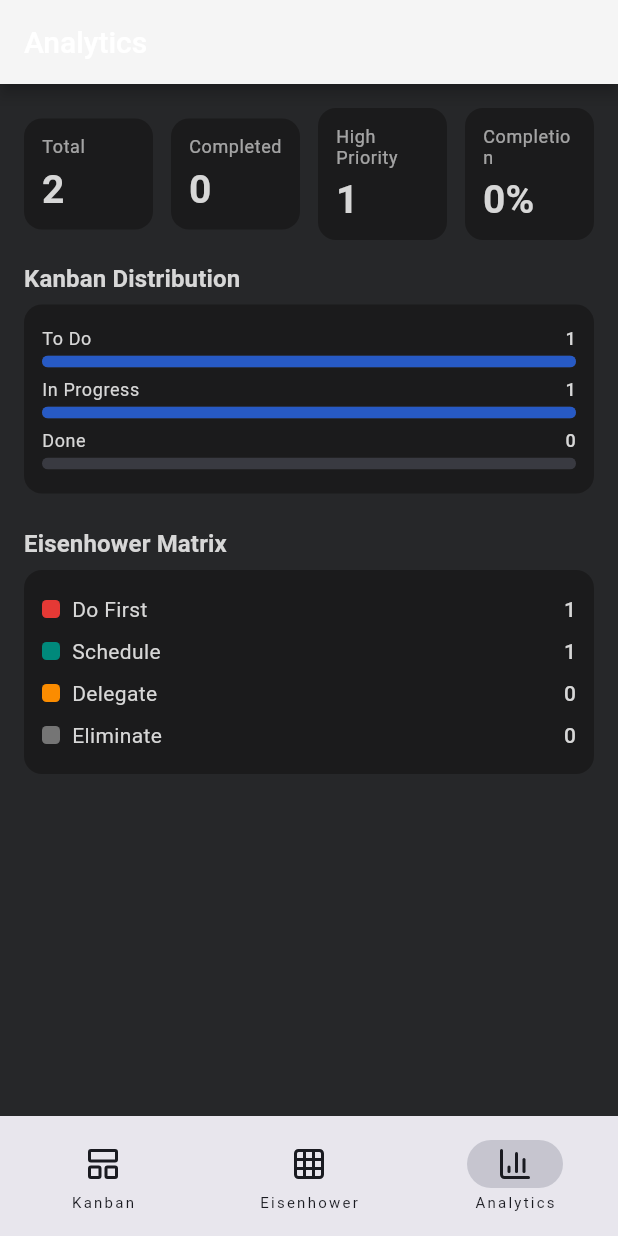
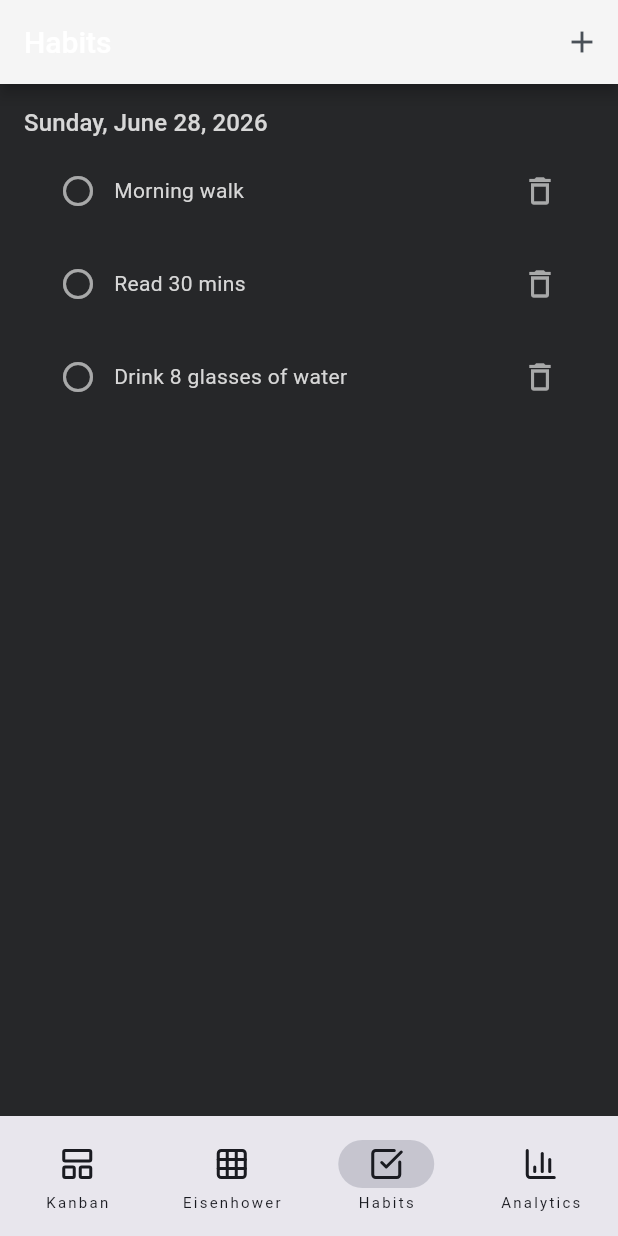
Before and after one commit to shipblueprint/FocusBoard, a Flutter app: the screen it shows after launch, item 3 of the bottom bar chosen, on a phone screen of 412 x 824 dp. Run offline on Flutter 3.47's test engine with Material 3 defaults, Android fonts, the phone set to English and light mode, and no system bars; our stand-ins replace flutter_lucide, get, shared_preferences.

Commit message:
Add habit tracker tab with daily check-in

```diff
--- a/lib/app/controller/app_binding.dart
+++ b/lib/app/controller/app_binding.dart
@@ -1,5 +1,6 @@
 import 'package:focusboard/app/controller/analytics_controller.dart';
 import 'package:focusboard/app/controller/eisenhower_controller.dart';
+import 'package:focusboard/app/controller/habit_controller.dart';
 import 'package:focusboard/app/controller/kanban_controller.dart';
 import 'package:get/get.dart';
 
@@ -13,5 +14,6 @@ class AppBinding extends Bindings {
     Get.put<KanbanController>(KanbanController(), permanent: true);
     Get.put<EisenhowerController>(EisenhowerController(), permanent: true);
     Get.put<AnalyticsController>(AnalyticsController(), permanent: true);
+    Get.put<HabitController>(HabitController(), permanent: true);
   }
 }
--- /dev/null
+++ b/lib/app/controller/habit_controller.dart
@@ -0,0 +1,80 @@
+import 'package:focusboard/app/data/task_storage.dart';
+import 'package:focusboard/app/model/habit_model.dart';
+import 'package:focusboard/app/model/task_validator.dart';
+import 'package:get/get.dart';
+
+class HabitController extends GetxController {
+  final RxList<Habit> habits = <Habit>[].obs;
+
+  @override
+  void onInit() {
+    super.onInit();
+    _load();
+  }
+
+  Future<void> _load() async {
+    final List<Habit> loaded = await TaskStorage.loadHabits();
+    if (loaded.isNotEmpty) {
+      habits.assignAll(loaded);
+    } else {
+      _seed();
+    }
+  }
+
+  Future<void> _seed() async {
+    final DateTime now = DateTime.now();
+    final String today = _today(now);
+    habits.addAll(<Habit>[
+      Habit(
+        id: TaskValidator.generateUuid(),
+        name: 'Morning walk',
+        createdAt: now.subtract(const Duration(days: 7)),
+        completedDates: <String>{today, _today(now.subtract(const Duration(days: 1)))},
+      ),
+      Habit(
+        id: TaskValidator.generateUuid(),
+        name: 'Read 30 mins',
+        createdAt: now.subtract(const Duration(days: 3)),
+        completedDates: <String>{today},
+      ),
+      Habit(
+        id: TaskValidator.generateUuid(),
+        name: 'Drink 8 glasses of water',
+        createdAt: now,
+        completedDates: <String>{},
+      ),
+    ]);
+    await _persist();
+  }
+
+  Future<void> _persist() async {
+    await TaskStorage.saveHabits(habits.toList(growable: false));
+  }
+
+  Future<void> addHabit(String name) async {
+    final Habit habit = Habit(
+      id: TaskValidator.generateUuid(),
+      name: name,
+    );
+    habits.add(habit);
+    await _persist();
+  }
+
+  void toggleDate(String habitId, String date) {
+    final int index = habits.indexWhere((Habit h) => h.id == habitId);
+    if (index == -1) return;
+    habits[index].toggleDate(date);
+    habits.refresh();
+    _persist();
+  }
+
+  Future<void> deleteHabit(String habitId) async {
+    habits.removeWhere((Habit h) => h.id == habitId);
+    await _persist();
+  }
+
+  static String _today([DateTime? date]) {
+    final DateTime d = date ?? DateTime.now();
+    return '${d.year}-${d.month.toString().padLeft(2, '0')}-${d.day.toString().padLeft(2, '0')}';
+  }
+}
--- a/lib/app/data/task_storage.dart
+++ b/lib/app/data/task_storage.dart
@@ -1,6 +1,7 @@
 import 'dart:convert';
 
 import 'package:focusboard/app/model/eisenhower_task_model.dart';
+import 'package:focusboard/app/model/habit_model.dart';
 import 'package:focusboard/app/model/task_model.dart';
 import 'package:shared_preferences/shared_preferences.dart';
 
@@ -71,4 +72,27 @@ class TaskStorage {
     final SharedPreferences prefs = await SharedPreferences.getInstance();
     await prefs.setString(_kanbanWipKey, jsonEncode(limits));
   }
+
+  static const String _habitKey = 'habits_v1';
+
+  static Future<List<Habit>> loadHabits() async {
+    final SharedPreferences prefs = await SharedPreferences.getInstance();
+    final String? raw = prefs.getString(_habitKey);
+    if (raw == null || raw.isEmpty) return <Habit>[];
+    try {
+      final List<dynamic> data = jsonDecode(raw) as List<dynamic>;
+      return data
+          .map((dynamic e) => Habit.fromJson(e as Map<String, dynamic>))
+          .toList(growable: true);
+    } catch (_) {
+      return <Habit>[];
+    }
+  }
+
+  static Future<void> saveHabits(List<Habit> habits) async {
+    final SharedPreferences prefs = await SharedPreferences.getInstance();
+    final String raw =
+        jsonEncode(habits.map((Habit h) => h.toJson()).toList());
+    await prefs.setString(_habitKey, raw);
+  }
 }
--- /dev/null
+++ b/lib/app/model/habit_model.dart
@@ -0,0 +1,45 @@
+import 'package:focusboard/app/model/task_validator.dart';
+
+class Habit {
+  String id;
+  String name;
+  DateTime createdAt;
+  Set<String> completedDates;
+
+  Habit({
+    required this.id,
+    required this.name,
+    DateTime? createdAt,
+    Set<String>? completedDates,
+  })  : createdAt = createdAt ?? DateTime.now(),
+        completedDates = completedDates ?? <String>{};
+
+  bool isCompletedOn(String date) => completedDates.contains(date);
+
+  void toggleDate(String date) {
+    if (completedDates.contains(date)) {
+      completedDates.remove(date);
+    } else {
+      completedDates.add(date);
+    }
+  }
+
+  Map<String, dynamic> toJson() => <String, dynamic>{
+        'id': id,
+        'name': name,
+        'createdAt': createdAt.toIso8601String(),
+        'completedDates': completedDates.toList(),
+      };
+
+  factory Habit.fromJson(Map<String, dynamic> json) {
+    return Habit(
+      id: json['id'] as String? ?? TaskValidator.generateUuid(),
+      name: TaskValidator.sanitizeTitle(json['name'] as String?),
+      createdAt: DateTime.tryParse(json['createdAt'] as String? ?? ''),
+      completedDates: (json['completedDates'] as List<dynamic>?)
+              ?.map((dynamic e) => e.toString())
+              .toSet() ??
+          <String>{},
+    );
+  }
+}
--- a/lib/route/routes.dart
+++ b/lib/route/routes.dart
@@ -3,14 +3,14 @@ import 'package:focusboard/route/route_method.dart';
 import 'package:focusboard/view/app_layout/app_layout.dart';
 import 'package:focusboard/view/apps/analytics/analytics_screen.dart';
 import 'package:focusboard/view/apps/eisenhower/eisenhower_screen.dart';
+import 'package:focusboard/view/apps/habit/habit_screen.dart';
 import 'package:focusboard/view/apps/kanban/kanban_screen.dart';
 import 'package:get/get.dart';
 
 /// Returns the list of [GetPage] entries used by [GetMaterialApp].
 ///
-/// [AppBinding] wires the three feature controllers (Kanban, Eisenhower,
-/// Analytics) into the [AppLayout] subtree with `permanent: true` so that
-/// tab switches preserve state and tasks aren't reloaded from disk.
+/// [AppBinding] wires the four feature controllers into the [AppLayout]
+/// subtree with `permanent: true` so that tab switches preserve state.
 List<GetPage<dynamic>> getPageRoute() => <GetPage<dynamic>>[
       GetPage(
         name: route.appLayout,
@@ -33,4 +33,9 @@ List<GetPage<dynamic>> getPageRoute() => <GetPage<dynamic>>[
         page: () => const AnalyticsScreen(),
         transition: Transition.noTransition,
       ),
+      GetPage(
+        name: route.habit,
+        page: () => const HabitScreen(),
+        transition: Transition.noTransition,
+      ),
     ];
--- a/lib/route/routes_name.dart
+++ b/lib/route/routes_name.dart
@@ -14,4 +14,7 @@ class RoutesName {
 
   /// Analytics dashboard.
   final analytics = '/app/analytics';
+
+  /// Habit tracker.
+  final habit = '/app/habit';
 }
--- a/lib/view/app_layout/app_layout.dart
+++ b/lib/view/app_layout/app_layout.dart
@@ -2,9 +2,10 @@ import 'package:flutter/material.dart';
 import 'package:flutter_lucide/flutter_lucide.dart';
 import 'package:focusboard/view/apps/analytics/analytics_screen.dart';
 import 'package:focusboard/view/apps/eisenhower/eisenhower_screen.dart';
+import 'package:focusboard/view/apps/habit/habit_screen.dart';
 import 'package:focusboard/view/apps/kanban/kanban_screen.dart';
 
-/// Root shell hosting the 3 main tabs.
+/// Root shell hosting the 4 main tabs.
 ///
 /// Uses [IndexedStack] so each tab keeps its state when switching.
 class AppLayout extends StatefulWidget {
@@ -27,6 +28,11 @@ class _AppLayoutState extends State<AppLayout> {
       name: 'Eisenhower',
       icon: LucideIcons.grid_3x3,
       builder: _EisenhowerTab.new,
+    ),
+    _TabSpec(
+      name: 'Habits',
+      icon: LucideIcons.square_check_big,
+      builder: _HabitTab.new,
     ),
     _TabSpec(
       name: 'Analytics',
@@ -88,6 +94,12 @@ class _EisenhowerTab extends StatelessWidget {
   Widget build(BuildContext context) => const EisenhowerScreen();
 }
 
+class _HabitTab extends StatelessWidget {
+  const _HabitTab();
+  @override
+  Widget build(BuildContext context) => const HabitScreen();
+}
+
 class _AnalyticsTab extends StatelessWidget {
   const _AnalyticsTab();
   @override
--- /dev/null
+++ b/lib/view/apps/habit/habit_screen.dart
@@ -0,0 +1,188 @@
+import 'package:flutter/material.dart';
+import 'package:focusboard/app/controller/habit_controller.dart';
+import 'package:focusboard/app/model/habit_model.dart';
+import 'package:focusboard/app/model/task_validator.dart';
+import 'package:focusboard/helpers/theme/app_theme.dart';
+import 'package:focusboard/helpers/widgets/my_container.dart';
+import 'package:focusboard/helpers/widgets/my_text.dart';
+import 'package:get/get.dart';
+
+class HabitScreen extends StatelessWidget {
+  const HabitScreen({super.key});
+
+  @override
+  Widget build(BuildContext context) {
+    final HabitController controller = Get.find<HabitController>();
+    final String today = _today();
+
+    return Scaffold(
+      backgroundColor: AppTheme.theme.scaffoldBackgroundColor,
+      appBar: AppBar(
+        title: const Text('Habits'),
+        actions: <Widget>[
+          IconButton(
+            tooltip: 'Add habit',
+            icon: const Icon(Icons.add),
+            onPressed: () => _openAddSheet(context, controller),
+          ),
+        ],
+      ),
+      body: SafeArea(
+        child: Obx(
+          () {
+            if (controller.habits.isEmpty) {
+              return Center(
+                child: MyText.bodyMedium('No habits yet. Add one!'),
+              );
+            }
+            return Column(
+              crossAxisAlignment: CrossAxisAlignment.stretch,
+              children: <Widget>[
+                Padding(
+                  padding: const EdgeInsets.fromLTRB(16, 16, 16, 8),
+                  child: MyText.titleMedium(today, fontWeight: 600),
+                ),
+                Expanded(
+                  child: ListView.separated(
+                    padding: const EdgeInsets.symmetric(horizontal: 16),
+                    itemCount: controller.habits.length,
+                    separatorBuilder: (_, __) => const SizedBox(height: 6),
+                    itemBuilder: (BuildContext ctx, int i) {
+                      final Habit habit = controller.habits[i];
+                      final bool done = habit.isCompletedOn(today);
+                      return MyContainer(
+                        padding: const EdgeInsets.symmetric(
+                            horizontal: 12, vertical: 4),
+                        borderRadiusAll: 8,
+                        color: AppTheme.theme.colorScheme.surface,
+                        child: Row(
+                          children: <Widget>[
+                            SizedBox(
+                              width: 48,
+                              height: 48,
+                              child: IconButton(
+                                padding: EdgeInsets.zero,
+                                icon: Icon(
+                                  done
+                                      ? Icons.check_circle
+                                      : Icons.radio_button_unchecked,
+                                  color: done
+                                      ? const Color(0xFF17A497)
+                                      : AppTheme.theme.hintColor,
+                                ),
+                                onPressed: () =>
+                                    controller.toggleDate(habit.id, today),
+                              ),
+                            ),
+                            Expanded(
+                              child: MyText.bodyMedium(
+                                habit.name,
+                                fontWeight: done ? 400 : 500,
+                                decoration:
+                                    done ? TextDecoration.lineThrough : TextDecoration.none,
+                                color: done ? AppTheme.theme.hintColor : null,
+                              ),
+                            ),
+                            SizedBox(
+                              width: 48,
+                              height: 48,
+                              child: IconButton(
+                                padding: EdgeInsets.zero,
+                                tooltip: 'Delete',
+                                icon: Icon(Icons.delete_outline,
+                                    color: AppTheme.theme.hintColor),
+                                onPressed: () =>
+                                    controller.deleteHabit(habit.id),
+                              ),
+                            ),
+                          ],
+                        ),
+                      );
+                    },
+                  ),
+                ),
+              ],
+            );
+          },
+        ),
+      ),
+    );
+  }
+
+  Future<void> _openAddSheet(
+      BuildContext context, HabitController controller) async {
+    final TextEditingController text = TextEditingController();
+    await showModalBottomSheet<void>(
+      context: context,
+      isScrollControlled: true,
+      backgroundColor: AppTheme.theme.cardColor,
+      shape: const RoundedRectangleBorder(
+        borderRadius: BorderRadius.vertical(top: Radius.circular(16)),
+      ),
+      builder: (BuildContext ctx) {
+        return Padding(
+          padding: EdgeInsets.only(
+            left: 16,
+            right: 16,
+            top: 16,
+            bottom: 16 + MediaQuery.of(ctx).viewInsets.bottom,
+          ),
+          child: Column(
+            mainAxisSize: MainAxisSize.min,
+            crossAxisAlignment: CrossAxisAlignment.stretch,
+            children: <Widget>[
+              MyText.titleMedium('New Habit', fontWeight: 600),
+              const SizedBox(height: 12),
+              TextField(
+                controller: text,
+                autofocus: true,
+                maxLength: TaskValidator.maxTitleLength,
+                decoration: const InputDecoration(
+                  hintText: 'What habit do you want to build?',
+                  border: OutlineInputBorder(),
+                ),
+              ),
+              const SizedBox(height: 8),
+              Row(
+                children: <Widget>[
+                  Expanded(
+                    child: OutlinedButton(
+                      onPressed: () => Navigator.of(ctx).pop(),
+                      child: const Text('Cancel'),
+                    ),
+                  ),
+                  const SizedBox(width: 12),
+                  Expanded(
+                    child: FilledButton(
+                      onPressed: () async {
+                        final String raw = text.text.trim();
+                        if (raw.isEmpty) return;
+                        try {
+                          await controller.addHabit(raw);
+                          if (ctx.mounted) Navigator.of(ctx).pop();
+                        } catch (_) {}
+                      },
+                      child: const Text('Add'),
+                    ),
+                  ),
+                ],
+              ),
+            ],
+          ),
+        );
+      },
+    );
+  }
+
+  static String _today() {
+    final DateTime d = DateTime.now();
+    final List<String> months = <String>[
+      'January', 'February', 'March', 'April', 'May', 'June',
+      'July', 'August', 'September', 'October', 'November', 'December',
+    ];
+    final List<String> days = <String>[
+      'Monday', 'Tuesday', 'Wednesday', 'Thursday', 'Friday', 'Saturday', 'Sunday',
+    ];
+    return '${days[d.weekday - 1]}, ${months[d.month - 1]} ${d.day}, ${d.year}';
+  }
+}
```
